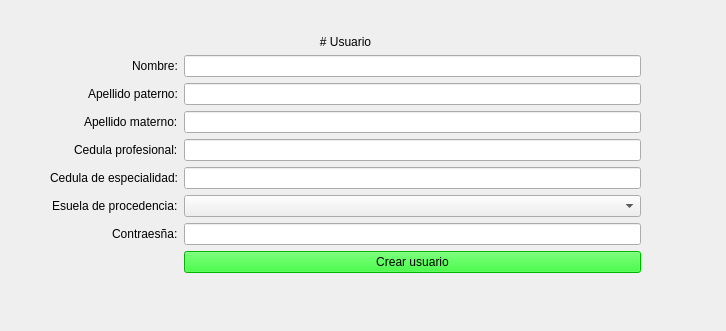
Qt form Documentacion/QtDesigner/usuario_crear.ui (AsgardUtvt/ProyectoIntegrador1) before a commit.
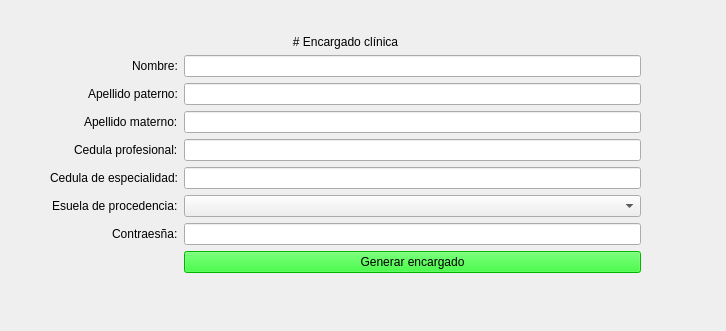
The same form after that commit.

Commit message: Consultorio con delete y generar nuevo

Diff of the .ui file:
```diff
--- a/Documentacion/QtDesigner/usuario_crear.ui
+++ b/Documentacion/QtDesigner/usuario_crear.ui
@@ -32,7 +32,7 @@
     <item row="0" column="0" colspan="2">
      <widget class="QLabel" name="label">
       <property name="text">
-       <string># Usuario</string>
+       <string># Encargado clínica</string>
       </property>
       <property name="textFormat">
        <enum>Qt::TextFormat::MarkdownText</enum>
@@ -124,7 +124,7 @@
 }</string>
       </property>
       <property name="text">
-       <string>Crear usuario</string>
+       <string>Generar encargado</string>
       </property>
      </widget>
     </item>
```
The commit also changes 19 other files.
